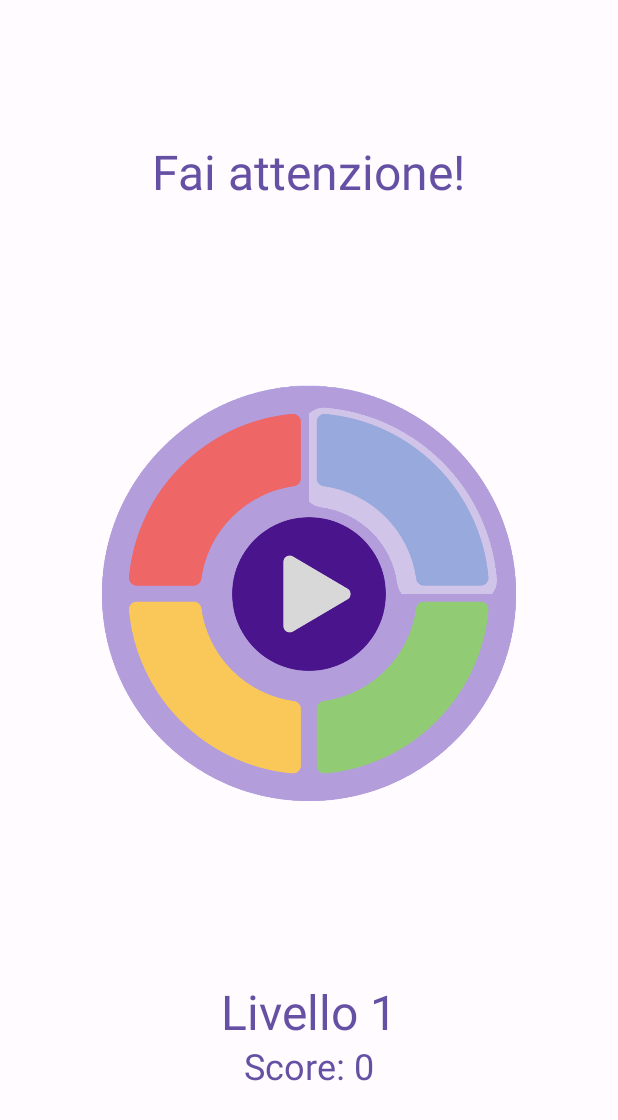
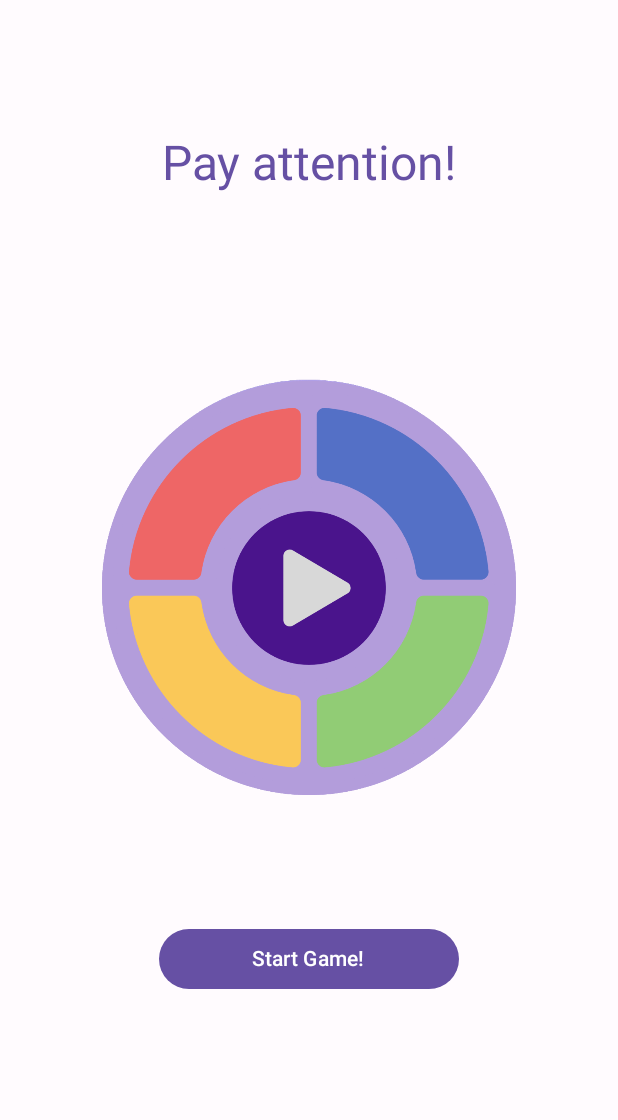
Before and after one commit to AlessandroLibotte/SimonKotlords, an Android app built with Jetpack Compose: the @Preview function GameViewPreview, on a phone screen of 412 x 824 dp. Shown: the top 1120 px of the screen. Run offline under Robolectric (Android 15) with nearby library versions, the phone set to English and light mode, and no system bars; our stand-ins replace Dagger/Hilt's generated code, livedata-compose.

Commit message:
added new game button and pre-game countdown

```diff
--- a/app/src/main/java/com/example/simon_kotlords/ui/model/GameViewModel.kt
+++ b/app/src/main/java/com/example/simon_kotlords/ui/model/GameViewModel.kt
@@ -46,16 +46,41 @@ class GameViewModel @Inject constructor(
     private val _yellowActive = MutableLiveData<Boolean>()
     val yellowActive: LiveData<Boolean> = _yellowActive
 
-    private val _isPlaying = MutableLiveData<Boolean>()
-    val isPlaying: LiveData<Boolean> = _isPlaying
+    private val _isPlayingSequence = MutableLiveData<Boolean>()
+    val isPlayingSequence: LiveData<Boolean> = _isPlayingSequence
 
-    val difficulty: Int = savedStateHandle.get<Int>(AppDestinations.DIFFICULTY_ARG) ?: 1
+    private val _isGameInProgress = MutableLiveData<Boolean>()
+    val isGameInProgress: LiveData<Boolean> = _isGameInProgress
 
-    private val calculatedDelay = 1000L / difficulty.toLong().coerceAtLeast(1)
+    private val _isGamePaused = MutableLiveData<Boolean>()
+    val isGamePaused: LiveData<Boolean> = _isGamePaused
 
-    init {
+    private val difficulty: Int = savedStateHandle.get<Int>(AppDestinations.DIFFICULTY_ARG) ?: 1
+
+    private val calculatedDelay: Long = 1000L / difficulty.toLong().coerceAtLeast(1)
+
+    private val _topText = MutableLiveData<String>()
+    val topText: LiveData<String> = _topText
+
+    fun startGame() {
+
+        _isGameInProgress.value = true
+        _gameOver.value = false
+        _level.value = 1
+        _score.value = 0
+        _sequence.value = emptyList()
+        _inputSequence.value = emptyList()
+
         updateSequence()
+
+        viewModelScope.launch {
+            for (i in 3 downTo 1) {
+                _topText.value = "Pay attention!\n$i..."
+                delay(1000L)
+            }
+
             playSequence()
+        }
     }
 
     fun updateSequence() {
@@ -85,6 +110,7 @@ class GameViewModel @Inject constructor(
         _sequence.value = emptyList()
         _inputSequence.value = emptyList()
         _gameOver.value = true
+        _topText.value = "Game Over"
 
         repository.addHighScore(LocalDate.now(), level.value ?: 1, score.value ?: 0)
 
@@ -93,7 +119,9 @@ class GameViewModel @Inject constructor(
     fun nexLevel(){
         _level.value = (level.value ?: 0) + 1
         updateSequence()
+        viewModelScope.launch {
             playSequence()
+        }
         _inputSequence.value = emptyList()
     }
 
@@ -121,11 +149,10 @@ class GameViewModel @Inject constructor(
         checkSequence()
     }
 
-    fun playSequence() {
+    suspend fun playSequence() {
 
-        viewModelScope.launch {
-
-            _isPlaying.value = true
+        _isPlayingSequence.value = true
+        _topText.value = "Pay attention!"
         delay(1000)
 
         for (color in sequence.value ?: emptyList()) {
@@ -156,8 +183,9 @@ class GameViewModel @Inject constructor(
                 }
             }
         }
-            _isPlaying.value = false
-        }
+        _isPlayingSequence.value = false
+        _topText.value = "Now is your turn!"
+
     }
 
 }
--- a/app/src/main/java/com/example/simon_kotlords/ui/view/GameView.kt
+++ b/app/src/main/java/com/example/simon_kotlords/ui/view/GameView.kt
@@ -10,10 +10,14 @@ import androidx.compose.foundation.layout.Arrangement
 import androidx.compose.foundation.layout.Box
 import androidx.compose.foundation.layout.Column
 import androidx.compose.foundation.layout.Row
+import androidx.compose.foundation.layout.defaultMinSize
 import androidx.compose.foundation.layout.fillMaxSize
 import androidx.compose.foundation.layout.fillMaxWidth
 import androidx.compose.foundation.layout.padding
 import androidx.compose.foundation.layout.size
+import androidx.compose.foundation.layout.widthIn
+import androidx.compose.material3.Button
+import androidx.compose.material3.ButtonDefaults
 import androidx.compose.material3.MaterialTheme
 import androidx.compose.material3.Surface
 import androidx.compose.material3.Text
@@ -32,6 +36,7 @@ import androidx.compose.runtime.getValue
 import androidx.compose.runtime.livedata.observeAsState
 import androidx.compose.ui.graphics.painter.Painter
 import androidx.compose.ui.res.painterResource
+import androidx.compose.ui.text.style.TextAlign
 import androidx.hilt.navigation.compose.hiltViewModel
 import com.example.simon_kotlords.R
 import com.example.simon_kotlords.ui.model.GameViewModel
@@ -47,13 +52,16 @@ fun GameView(
     val greenActive = gameViewModel.greenActive.observeAsState(false)
     val blueActive = gameViewModel.blueActive.observeAsState(false)
     val yellowActive = gameViewModel.yellowActive.observeAsState(false)
-    val isPlaying = gameViewModel.isPlaying.observeAsState(false)
+    val isPlaying = gameViewModel.isPlayingSequence.observeAsState(false)
 
     val sequence = gameViewModel.sequence.observeAsState(emptyList())
     val inputSequence = gameViewModel.inputSequence.observeAsState(emptyList())
     val gameOver = gameViewModel.gameOver.observeAsState(false)
     val level = gameViewModel.level.observeAsState(1)
     val score = gameViewModel.score.observeAsState(0)
+    val isGameInProgress = gameViewModel.isGameInProgress.observeAsState(false)
+    val isGamePaused = gameViewModel.isGamePaused.observeAsState(false)
+    val topText = gameViewModel.topText.observeAsState("Pay attention!")
 
     Surface(
         modifier = modifier.fillMaxSize(),
@@ -69,9 +77,11 @@ fun GameView(
         ) {
 
             Text(
-                if (isPlaying.value == true) "Fai attenzione!" else "Ora tocca a te!",
+                topText.value,
+                modifier = Modifier.padding(top = 30.dp).defaultMinSize(minHeight = 80.dp),
                 style = MaterialTheme.typography.headlineLarge,
-                color = MaterialTheme.colorScheme.primary
+                color = MaterialTheme.colorScheme.primary,
+                textAlign = TextAlign.Center
             )
 
             Box(
@@ -90,16 +100,18 @@ fun GameView(
                     verticalArrangement = Arrangement.Center
                 ) {
 
+                    var enable = !isPlaying.value.or(gameOver.value)
+
                     Row(
                         modifier = Modifier.fillMaxWidth(),
                         horizontalArrangement = Arrangement.Center
                     ) {
 
                         ArcButton(painterResource(id = R.drawable.red),
-                            redActive.value, !isPlaying.value, gameViewModel::redPressed)
+                            redActive.value, enable, gameViewModel::redPressed)
 
                         ArcButton(painterResource(id = R.drawable.bluee),
-                            greenActive.value, !isPlaying.value, gameViewModel::greenPressed)
+                            greenActive.value, enable, gameViewModel::greenPressed)
                     }
 
                     Row(
@@ -107,30 +119,33 @@ fun GameView(
                         horizontalArrangement = Arrangement.Center
                     ) {
                         ArcButton(painterResource(id = R.drawable.yellow),
-                            yellowActive.value, !isPlaying.value, gameViewModel::yellowPressed)
+                            yellowActive.value, enable, gameViewModel::yellowPressed)
 
                         ArcButton(painterResource(id = R.drawable.green),
-                            blueActive.value, !isPlaying.value, gameViewModel::bluePressed)
+                            blueActive.value, enable, gameViewModel::bluePressed)
                     }
 
 
                 }
             }
 
-            if(gameOver.value) {
-                Text(
-                    "Game Over",
-                    style = MaterialTheme.typography.headlineLarge,
-                    color = MaterialTheme.colorScheme.primary
-                )
+            Box(
+                modifier = Modifier.defaultMinSize(minHeight = 150.dp),
+            ) {
 
-            }
-
+                if (isGameInProgress.value) {
 
                     Column(
                         modifier = Modifier.fillMaxWidth(),
                         horizontalAlignment = Alignment.CenterHorizontally,
+                        verticalArrangement = Arrangement.Center
                     ) {
+
+                        Text(
+                            if (gameOver.value) "Game Over\n" else "\n",
+                            style = MaterialTheme.typography.headlineLarge,
+                            color = MaterialTheme.colorScheme.primary
+                        )
 
                         Text(
                             "Livello ${level.value}",
@@ -142,6 +157,20 @@ fun GameView(
                             style = MaterialTheme.typography.headlineSmall,
                             color = MaterialTheme.colorScheme.primary
                         )
+
+                    }
+
+                } else {
+
+                    Button(
+                        onClick = gameViewModel::startGame,
+                        modifier = Modifier.widthIn(min = 200.dp),
+                        colors = ButtonDefaults.buttonColors(contentColor = MaterialTheme.colorScheme.onPrimary)
+                    ) {
+                        Text(text = "Start Game!")
+                    }
+
+                }
 
             }
 
```
Lines whose indentation alone changed are shown as unchanged.
